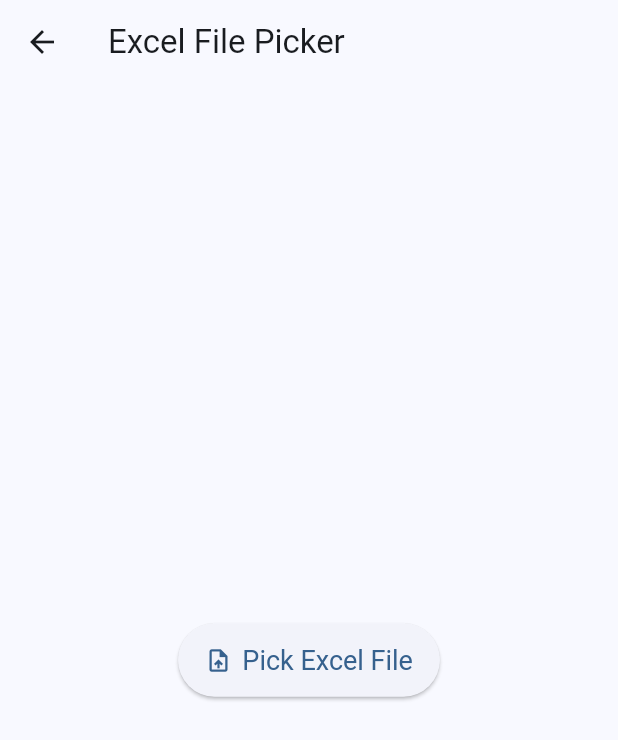
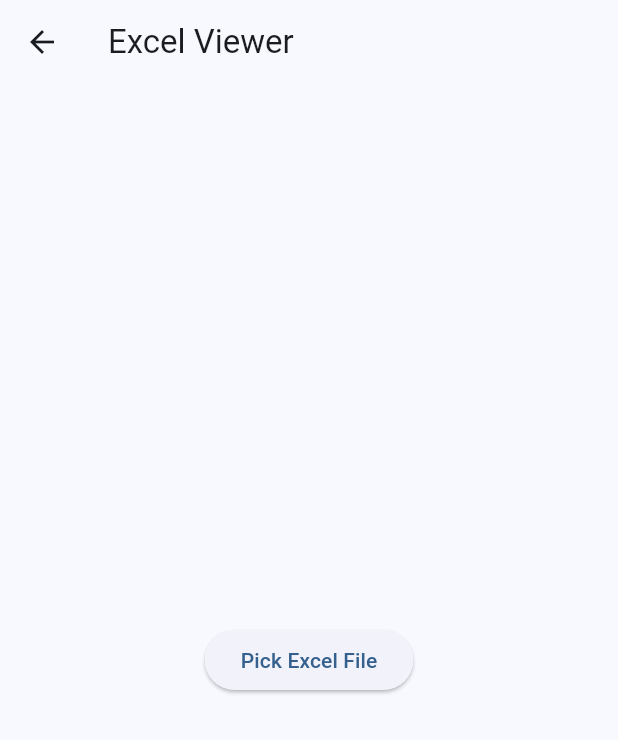
Before and after one commit to vineetkumarsharma17/sumio_calc, a Flutter app: the ExcelViewerView screen opened directly, after a tap on "Pick Excel File", on a phone screen of 412 x 824 dp. Shown: the top 740 px of the screen. Run offline on Flutter 3.47's test engine with Material 3 defaults, Android fonts, the phone set to English and light mode, and no system bars; our stand-ins replace file_picker, get; missing offline and left inert: excel; Roboto replaces fonts that are missing (Poppins).

Commit message:
update-excel-picker

```diff
--- a/lib/app/views/excelViewer.dart
+++ b/lib/app/views/excelViewer.dart
@@ -1,5 +1,8 @@
 import 'package:flutter/material.dart';
 import 'package:file_picker/file_picker.dart';
+import 'package:excel/excel.dart';
+import 'dart:convert';
+import 'dart:io';
 
 class ExcelViewerView extends StatelessWidget {
   const ExcelViewerView({super.key});
@@ -10,28 +13,58 @@ class ExcelViewerView extends StatelessWidget {
       allowedExtensions: ['xlsx', 'xls'],
     );
 
-    if (result != null) {
-      print("File Picked: ${result.files.single.name}");
-    } else {
+    if (result == null) {
       print("User cancelled picker");
+      return;
     }
+
+    // Read file bytes
+    final bytes = File(result.files.single.path!).readAsBytesSync();
+    final excel = Excel.decodeBytes(bytes);
+
+    // First sheet
+    final sheet = excel.tables[excel.tables.keys.first]!;
+    print("Rows: ${sheet.maxRows}, Cols: ${sheet.maxCols}");
+
+    // Convert excel to JSON-friendly data
+    List<String> columns = [];
+    List<List<String>> rowsData = [];
+
+    for (int rowIndex = 0; rowIndex < sheet.rows.length; rowIndex++) {
+      List<Data?> row = sheet.rows[rowIndex];
+
+      // Convert every cell to simple string
+      List<String> rowValues = row.map((cell) {
+        return cell?.value.toString() ?? "";
+      }).toList();
+
+      // First row = column names
+      if (rowIndex == 0) {
+        columns = rowValues;
+      } else {
+        rowsData.add(rowValues);
+      }
+    }
+
+    // JSON structure
+    final jsonMap = {
+      "file_name": result.files.single.name,
+      "columns": columns,
+      "data": rowsData,
+    };
+
+    print("===== EXCEL JSON OUTPUT =====");
+    print(const JsonEncoder.withIndent("  ").convert(jsonMap));
   }
 
   @override
   Widget build(BuildContext context) {
     return Scaffold(
-      appBar: AppBar(
-        title: const Text("Excel File Picker"),
-      ),
+      appBar: AppBar(title: const Text("Excel Viewer")),
       body: Center(
-        child: ElevatedButton.icon(
-          icon: const Icon(Icons.upload_file),
-          label: const Text("Pick Excel File"),
-          style: ElevatedButton.styleFrom(
-            padding: const EdgeInsets.symmetric(vertical: 14, horizontal: 18),
-            textStyle: const TextStyle(fontSize: 18),
-          ),
+        child: ElevatedButton(
           onPressed: pickExcelFile,
+          child: const Text("Pick Excel File"),
         ),
       ),
     );
```
